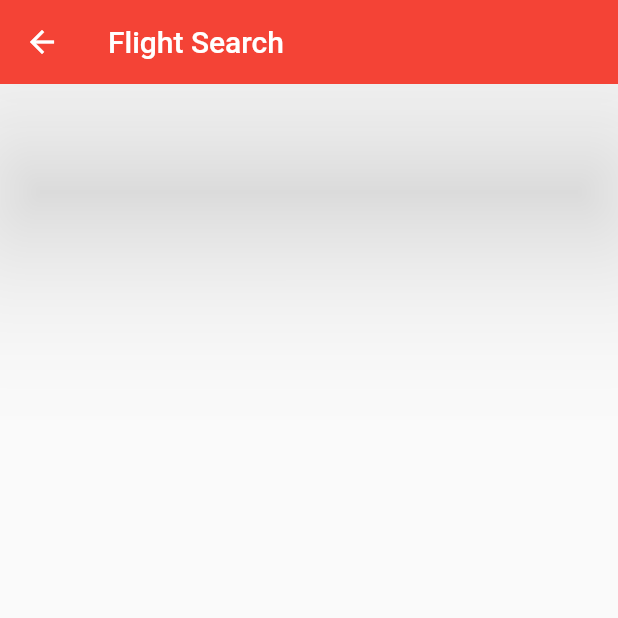
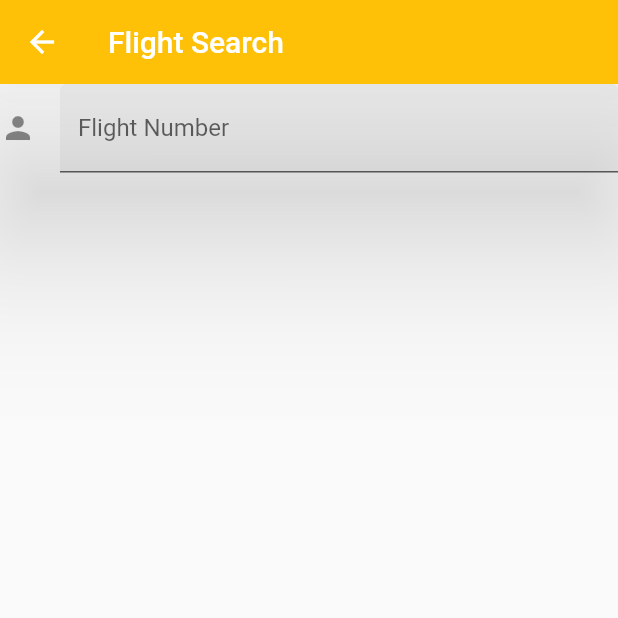
Before and after one commit to johnmollaghan/flutterfeb, a Flutter app: the screen it shows after launch, after a tap on the "search" icon, on a phone screen of 412 x 824 dp, the top half of it. Run offline on Flutter 3.47's test engine with Material 2 defaults, Android fonts, the phone set to English and light mode, and no system bars.

Commit message:
First working draft

```diff
--- a/lib/FlightSearchPage.dart
+++ b/lib/FlightSearchPage.dart
@@ -8,10 +8,26 @@ class FlightSearchPage extends StatelessWidget {
   @override
   Widget build(BuildContext context) {
     return Scaffold(
+      body: Container(
+        child: Column(
+          children: <Widget>[
+            TextFormField(
+              decoration: InputDecoration(
+                labelText: "Flight Number",
+                icon: Icon(Icons.person),
+                border: UnderlineInputBorder(),
+                filled: true,
+                hintText: "",
+              ),
+
+            )
+          ],
+        ),
+      ),
         appBar: AppBar(
           title:
           Text("Flight Search"),
-          backgroundColor: Colors.red,
+          backgroundColor: Colors.amber,
           elevation: 50.0,
         ));
   }
--- a/lib/main.dart
+++ b/lib/main.dart
@@ -3,6 +3,7 @@ import 'dart:convert';
 import 'dart:collection';
 
 import 'package:flutter/material.dart';
+import 'package:flutterfeb/AirportPickerPage.dart';
 import 'package:http/http.dart' as http;
 
 import 'Airport.dart';
@@ -205,7 +206,7 @@ class _MyHomePageState extends State<MyHomePage> {
           color: Colors.white,
         ),
         label: const Text(
-          'Refresh',
+          'Reload',
           style: TextStyle(color: Colors.white),
         ),
         onPressed: () {
@@ -220,8 +221,13 @@ class _MyHomePageState extends State<MyHomePage> {
           mainAxisAlignment: MainAxisAlignment.start,
           children: <Widget>[
             IconButton(
-              icon: Icon(Icons.flight),
-              onPressed: () {},
+              icon: Icon(Icons.account_balance),
+              onPressed: () {
+                Navigator.push(
+                    context,
+                    new MaterialPageRoute(
+                        builder: (context) => AirportPickerPage()));
+              },
             ),
             IconButton(
               icon: Icon(Icons.flight_land),
```
Also changed, not shown: lib/AirportPickerPage.dart (added, +18 -0 lines), 2 other files.
